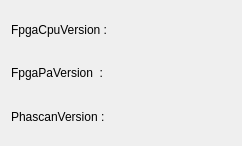
qinxingying/hello-word, file phascan_view/ui/dialog/dialogaboutfileproperties.ui: the form before one commit.
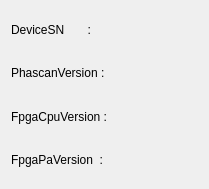
The form after the commit.

Diff of the .ui file:
```diff
--- a/phascan_view/ui/dialog/dialogaboutfileproperties.ui
+++ b/phascan_view/ui/dialog/dialogaboutfileproperties.ui
@@ -6,14 +6,50 @@
    <rect>
     <x>0</x>
     <y>0</y>
-    <width>242</width>
-    <height>146</height>
+    <width>209</width>
+    <height>189</height>
    </rect>
   </property>
   <property name="windowTitle">
    <string>Dialog</string>
   </property>
   <layout class="QVBoxLayout" name="verticalLayout">
+   <item>
+    <layout class="QHBoxLayout" name="horizontalLayout_4">
+     <item>
+      <widget class="QLabel" name="labelDeviceSN">
+       <property name="text">
+        <string>DeviceSN       :</string>
+       </property>
+      </widget>
+     </item>
+     <item>
+      <widget class="QLabel" name="labelSN">
+       <property name="text">
+        <string/>
+       </property>
+      </widget>
+     </item>
+    </layout>
+   </item>
+   <item>
+    <layout class="QHBoxLayout" name="horizontalLayout_3">
+     <item>
+      <widget class="QLabel" name="label_5">
+       <property name="text">
+        <string>PhascanVersion :</string>
+       </property>
+      </widget>
+     </item>
+     <item>
+      <widget class="QLabel" name="labelPhascanVersion">
+       <property name="text">
+        <string/>
+       </property>
+      </widget>
+     </item>
+    </layout>
+   </item>
    <item>
     <layout class="QHBoxLayout" name="horizontalLayout">
      <item>
@@ -50,24 +86,6 @@
      </item>
     </layout>
    </item>
-   <item>
-    <layout class="QHBoxLayout" name="horizontalLayout_3">
-     <item>
-      <widget class="QLabel" name="label_5">
-       <property name="text">
-        <string>PhascanVersion :</string>
-       </property>
-      </widget>
-     </item>
-     <item>
-      <widget class="QLabel" name="labelPhascanVersion">
-       <property name="text">
-        <string/>
-       </property>
-      </widget>
-     </item>
-    </layout>
-   </item>
   </layout>
  </widget>
  <resources/>
```
